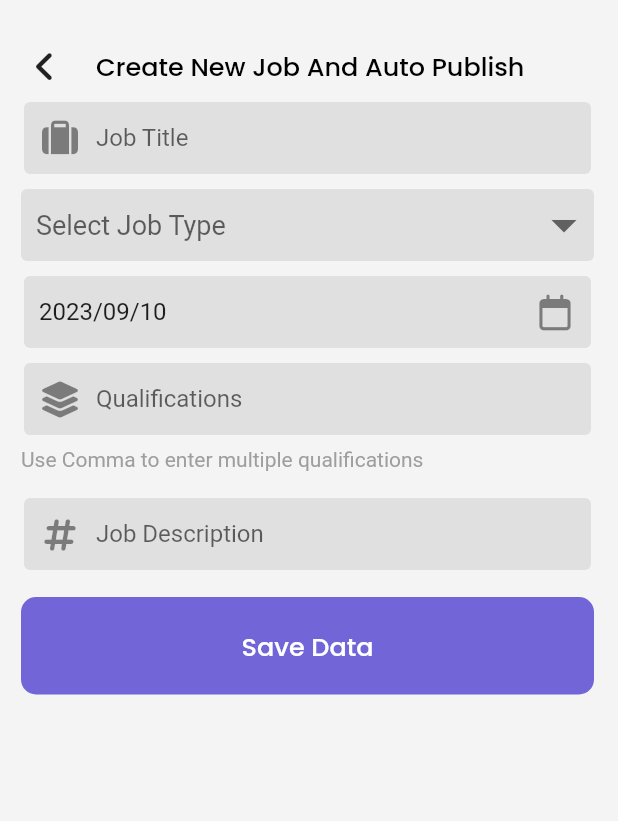
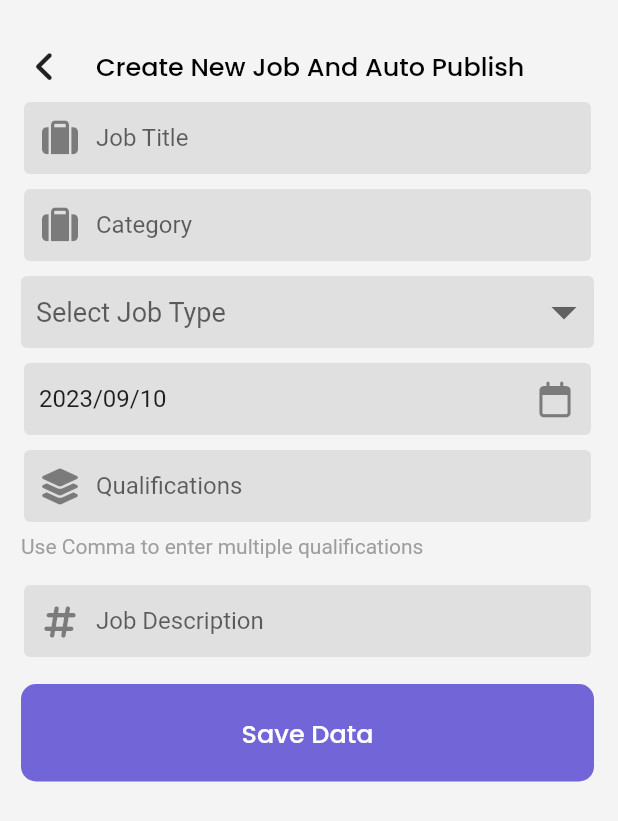
Before and after one commit to ENG-CJ/Job-Finder-App, a Flutter app: the AddJob screen opened directly, on a phone screen of 412 x 824 dp. Shown: the top 821 px of the screen. Run offline on Flutter 3.47's test engine with Material 2 defaults, Android fonts, the phone set to English and light mode, and no system bars; drawn by our look-alikes of modal_progress_hud_nsn; our stand-ins replace curved_navigation_bar, dio, flutter_easyloading, flutter_onboarding_slider, font_awesome_flutter, image_picker and 4 more; accounts and stored records are empty.

Commit message:
adding categories for all jobs, now uer can filter jobs based on category

```diff
--- /dev/null
+++ b/lib/modals/jobs/categories.dart
@@ -0,0 +1,15 @@
+class Category {
+  String category;
+
+  Category({
+    required this.category,
+  });
+
+  factory Category.fromJson(Map<String, dynamic> json) => Category(
+        category: json["category"],
+      );
+
+  Map<String, dynamic> toJson() => {
+        "category": category,
+      };
+}
--- a/lib/modals/jobs/job_table.dart
+++ b/lib/modals/jobs/job_table.dart
@@ -6,12 +6,14 @@ class JobTable {
   int? jobOwner;
   String active;
   int numberOfApplicants;
+  String? category;
 
   JobTable(
       {required this.jobTitle,
       required this.jobType,
       required this.deadLine,
       this.qualifications,
+      this.category,
       this.id,
       this.updated,
       this.jobDescription = '',
@@ -47,6 +49,7 @@ class JobTable {
   Map<String, dynamic> toJson() {
     return {
       "jobTitle": jobTitle,
+      "category": category,
       "jobType": jobType,
       "description": jobDescription,
       "deadLine": deadLine,
--- a/lib/views/dashboard/screens/add_job.dart
+++ b/lib/views/dashboard/screens/add_job.dart
@@ -30,6 +30,7 @@ class _AddJobState extends State<AddJob> with Messages {
       text: DateFormat("yyyy/MM/dd").format(DateTime.now()));
   final qualify = TextEditingController();
   final description = TextEditingController();
+  final category = TextEditingController();
 
   String? value;
   int? id;
@@ -121,6 +122,14 @@ class _AddJobState extends State<AddJob> with Messages {
                 SizedBox(
                   height: 10,
                 ),
+                CustomTextField(
+                    txtInputType: TextInputType.text,
+                    hintText: "Category",
+                    prefixIcon: Icon(FontAwesomeIcons.suitcase),
+                    controller: category),
+                SizedBox(
+                  height: 10,
+                ),
                 CustomDropdownMenu(
                     value: value,
                     onChange: (newValue) {
@@ -174,6 +183,7 @@ class _AddJobState extends State<AddJob> with Messages {
                         var provider =
                             Provider.of<JobProvider>(context, listen: false);
                         var job = JobTable(
+                            category: category.text,
                             jobTitle: jobtitle.text,
                             jobType: value ?? "FullTime",
                             deadLine: dateTextField.text,
--- a/lib/views/pages/home_page.dart
+++ b/lib/views/pages/home_page.dart
@@ -59,6 +59,7 @@ class _HomeState extends State<Home> with BottomNavigationBarMixin {
         provider.fetchUser(value['user_id']);
 
         Provider.of<JobProvider>(context, listen: false).getAllJobs();
+        Provider.of<JobProvider>(context, listen: false).fetchCategories();
 
         setState(() {
           email = value['email'];
```
Also changed, not shown: lib/providers/jobs/job_provider.dart (+25 -0 lines), lib/services/api/job_api.dart (+29 -1 lines), lib/views/pages/home_view.dart (+7 -5 lines), 4 other files.
